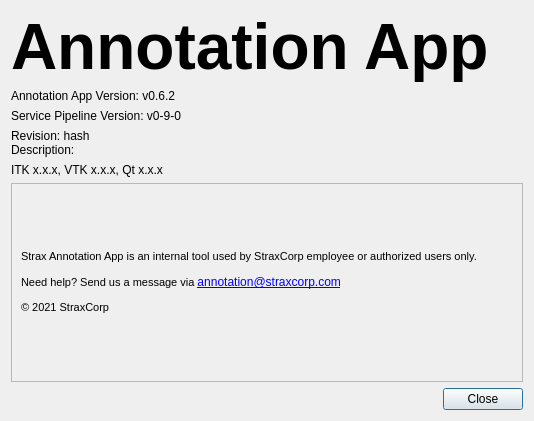
Above: Modules/QtWidgetsExt/src/QmitkAboutDialogGUI.ui from StraxCorp/MITK-Strax before the change. Below: the same form after it.
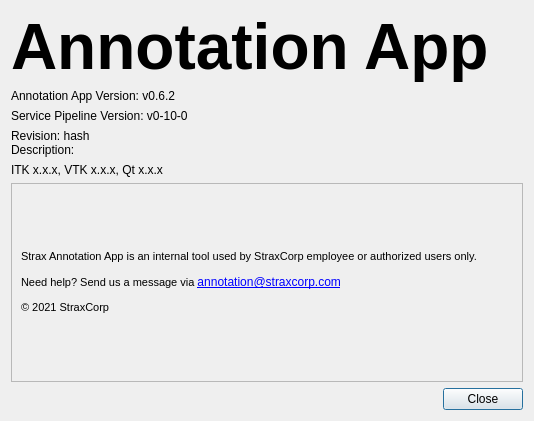
That is the form after the change.

Commit message: Update service pipeline version v0-10-0 (#7)

```diff
--- a/Modules/QtWidgetsExt/src/QmitkAboutDialogGUI.ui
+++ b/Modules/QtWidgetsExt/src/QmitkAboutDialogGUI.ui
@@ -70,7 +70,7 @@
           </sizepolicy>
          </property>
          <property name="text">
-          <string>Service Pipeline Version: v0-9-0</string>
+          <string>Service Pipeline Version: v0-10-0</string>
          </property>
          <property name="alignment">
           <set>Qt::AlignLeading|Qt::AlignLeft|Qt::AlignTop</set>
```
